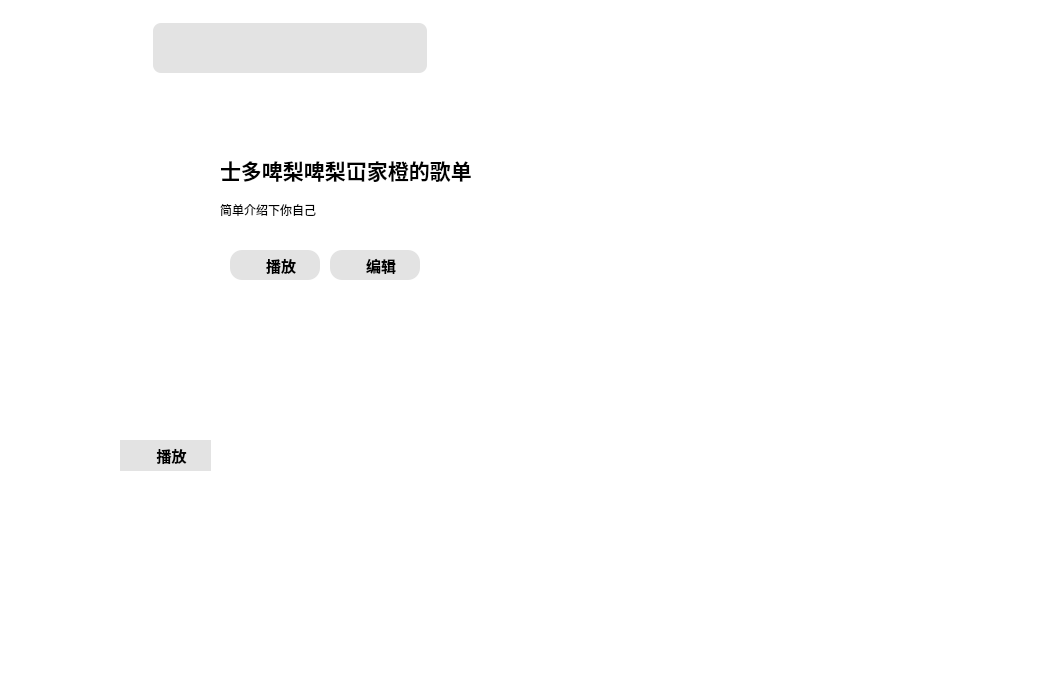
Key2209/LoMei_MusicPlayer, file music_widget.ui: the form before one commit.
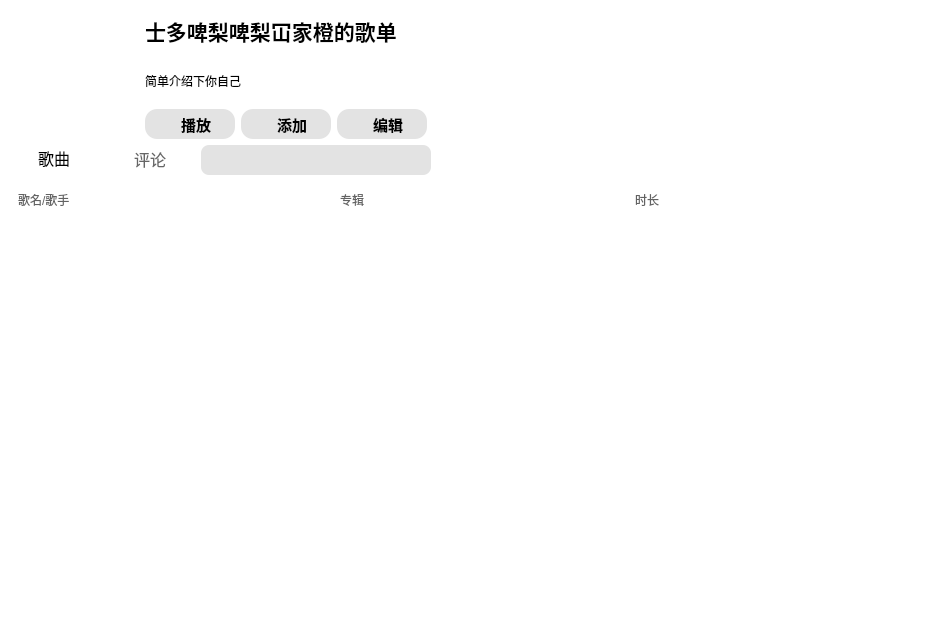
The form after the commit. Icons and pictures are not drawn.

Patch:
```diff
--- a/music_widget.ui
+++ b/music_widget.ui
@@ -6,8 +6,8 @@
    <rect>
     <x>0</x>
     <y>0</y>
-    <width>1046</width>
-    <height>699</height>
+    <width>941</width>
+    <height>618</height>
    </rect>
   </property>
   <property name="windowTitle">
@@ -17,82 +17,38 @@
    <string notr="true">border-radius:8px;
 background-color: rgb(255, 255, 255);</string>
   </property>
-  <widget class="QPushButton" name="pushButton_min_4">
-   <property name="geometry">
-    <rect>
-     <x>-501</x>
-     <y>429</y>
-     <width>30</width>
-     <height>30</height>
-    </rect>
+  <layout class="QGridLayout" name="gridLayout_4">
+   <property name="leftMargin">
+    <number>0</number>
    </property>
-   <property name="minimumSize">
-    <size>
-     <width>30</width>
-     <height>30</height>
-    </size>
+   <property name="topMargin">
+    <number>0</number>
    </property>
-   <property name="maximumSize">
-    <size>
-     <width>30</width>
-     <height>30</height>
-    </size>
+   <property name="rightMargin">
+    <number>0</number>
    </property>
-   <property name="styleSheet">
-    <string notr="true">/* 播放按钮 */
-QPushButton {
-    /* 替换 background-image */
-    border-image: url(:/player/images/player/Minimize.png); 
-    qproperty-cursor: pointinghand; /* 鼠标悬停变手掌 */
-    border: none; /* 确保没有边框，否则 border-image 可能会受到影响 */
-    background-color: transparent; /* 保持透明背景色 */
-}
-
-QPushButton:hover, 
-QPushButton:pressed {    
-border-image: url(:/player/images/player/Minimize1.png); 
-}</string>
+   <property name="bottomMargin">
+    <number>9</number>
    </property>
-   <property name="text">
-    <string/>
+   <property name="spacing">
+    <number>0</number>
    </property>
-  </widget>
+   <item row="0" column="0">
+    <layout class="QVBoxLayout" name="verticalLayout_2">
+     <item>
   <widget class="QStackedWidget" name="stackedWidget">
-   <property name="geometry">
-    <rect>
-     <x>50</x>
-     <y>110</y>
-     <width>931</width>
-     <height>561</height>
-    </rect>
+       <property name="styleSheet">
+        <string notr="true">boder:none;</string>
+       </property>
+       <property name="currentIndex">
+        <number>0</number>
    </property>
    <widget class="QWidget" name="page">
-    <widget class="QLabel" name="label">
-     <property name="geometry">
-      <rect>
-       <x>170</x>
-       <y>40</y>
-       <width>371</width>
-       <height>41</height>
-      </rect>
-     </property>
-     <property name="styleSheet">
-      <string notr="true">color: rgb(0, 0, 0);
-background: transparent;</string>
-     </property>
-     <property name="text">
-      <string>&lt;html&gt;&lt;head/&gt;&lt;body&gt;&lt;p&gt;&lt;span style=&quot; font-size:16pt; font-weight:700;&quot;&gt;士多啤梨啤梨冚家橙的歌单&lt;/span&gt;&lt;/p&gt;&lt;/body&gt;&lt;/html&gt;</string>
-     </property>
-    </widget>
+        <layout class="QGridLayout" name="gridLayout_3">
+         <item row="0" column="0">
+          <layout class="QHBoxLayout" name="horizontalLayout_6">
+           <item>
     <widget class="QLabel" name="label_songImage">
-     <property name="geometry">
-      <rect>
-       <x>30</x>
-       <y>40</y>
-       <width>130</width>
-       <height>130</height>
-      </rect>
-     </property>
      <property name="minimumSize">
       <size>
        <width>130</width>
@@ -119,15 +75,22 @@
       <bool>true</bool>
      </property>
     </widget>
-    <widget class="QLabel" name="label_2">
-     <property name="geometry">
-      <rect>
-       <x>170</x>
-       <y>80</y>
-       <width>371</width>
-       <height>41</height>
-      </rect>
-     </property>
+           </item>
+           <item>
+            <layout class="QVBoxLayout" name="verticalLayout">
+             <item>
+              <widget class="QLabel" name="label_Playlist">
+               <property name="styleSheet">
+                <string notr="true">color: rgb(0, 0, 0);
+background: transparent;</string>
+               </property>
+               <property name="text">
+                <string>&lt;html&gt;&lt;head/&gt;&lt;body&gt;&lt;p&gt;&lt;span style=&quot; font-size:16pt; font-weight:700;&quot;&gt;士多啤梨啤梨冚家橙的歌单&lt;/span&gt;&lt;/p&gt;&lt;/body&gt;&lt;/html&gt;</string>
+               </property>
+              </widget>
+             </item>
+             <item>
+              <widget class="QLabel" name="label_Introduction">
      <property name="styleSheet">
       <string notr="true">color: rgb(0, 0, 0);
 background: transparent;</string>
@@ -136,49 +99,11 @@
       <string>&lt;html&gt;&lt;head/&gt;&lt;body&gt;&lt;p&gt;简单介绍下你自己&lt;/p&gt;&lt;/body&gt;&lt;/html&gt;</string>
      </property>
     </widget>
-    <widget class="QPushButton" name="pushButton">
-     <property name="geometry">
-      <rect>
-       <x>70</x>
-       <y>330</y>
-       <width>91</width>
-       <height>31</height>
-      </rect>
-     </property>
-     <property name="styleSheet">
-      <string notr="true">QPushButton {
-    background-color: #E3E3E3;
-    color: black;
-    border-radius: 20px;
-    font-size: 15px;
-    font-weight: bold;
-    padding-left: 12px;
-}
-QPushButton:hover {
-    background-color: #18c054;
-}
-QPushButton:pressed {
-    background-color: #13a846;
-}
-</string>
-     </property>
-     <property name="text">
-      <string>播放</string>
-     </property>
-     <property name="icon">
-      <iconset resource="myResources.qrc">
-       <normaloff>:/player/images/player/play_button.png</normaloff>:/player/images/player/play_button.png</iconset>
-     </property>
-    </widget>
+             </item>
+             <item>
+              <layout class="QHBoxLayout" name="horizontalLayout_5">
+               <item>
     <widget class="QPushButton" name="pushButton_title_play">
-     <property name="geometry">
-      <rect>
-       <x>180</x>
-       <y>140</y>
-       <width>90</width>
-       <height>30</height>
-      </rect>
-     </property>
      <property name="minimumSize">
       <size>
        <width>90</width>
@@ -216,15 +141,49 @@
        <normaloff>:/player/images/player/play_button.png</normaloff>:/player/images/player/play_button.png</iconset>
      </property>
     </widget>
+               </item>
+               <item>
+                <widget class="QPushButton" name="pushButton_add">
+                 <property name="minimumSize">
+                  <size>
+                   <width>90</width>
+                   <height>30</height>
+                  </size>
+                 </property>
+                 <property name="maximumSize">
+                  <size>
+                   <width>90</width>
+                   <height>30</height>
+                  </size>
+                 </property>
+                 <property name="styleSheet">
+                  <string notr="true">QPushButton {
+    background-color: #E3E3E3;
+    color: black;
+    border-radius: 12px;
+    font-size: 15px;
+    font-weight: bold;
+    padding-left: 12px;
+}
+QPushButton:hover {
+    background-color: #D4D4D4;
+}
+QPushButton:pressed {
+    background-color: #D4D4D4;
+}
+</string>
+                 </property>
+                 <property name="text">
+                  <string>添加</string>
+                 </property>
+                 <property name="icon">
+                  <iconset resource="myResources.qrc">
+                   <normaloff>:/player/images/player/add_path.png</normaloff>:/player/images/player/add_path.png</iconset>
+                 </property>
+                </widget>
+               </item>
+               <item>
     <widget class="QPushButton" name="pushButton_edit">
-     <property name="geometry">
-      <rect>
-       <x>280</x>
-       <y>140</y>
-       <width>90</width>
-       <height>30</height>
-      </rect>
-     </property>
      <property name="minimumSize">
       <size>
        <width>90</width>
@@ -262,105 +221,117 @@
        <normaloff>:/player/images/player/edit_button1.png</normaloff>:/player/images/player/edit_button1.png</iconset>
      </property>
     </widget>
-   </widget>
-   <widget class="QWidget" name="page_2"/>
-  </widget>
-  <widget class="QWidget" name="">
-   <property name="geometry">
-    <rect>
-     <x>51</x>
-     <y>21</y>
-     <width>961</width>
-     <height>54</height>
-    </rect>
-   </property>
-   <layout class="QHBoxLayout" name="horizontalLayout_4">
+               </item>
+              </layout>
+             </item>
+            </layout>
+           </item>
+           <item>
+            <spacer name="horizontalSpacer_9">
+             <property name="orientation">
+              <enum>Qt::Orientation::Horizontal</enum>
+             </property>
+             <property name="sizeHint" stdset="0">
+              <size>
+               <width>40</width>
+               <height>20</height>
+              </size>
+             </property>
+            </spacer>
+           </item>
+          </layout>
+         </item>
+         <item row="1" column="0">
+          <layout class="QHBoxLayout" name="horizontalLayout_8">
     <item>
-     <layout class="QHBoxLayout" name="horizontalLayout_3">
-      <item>
-       <layout class="QHBoxLayout" name="horizontalLayout_2">
-        <item>
-         <widget class="QPushButton" name="pushButton_back">
+            <widget class="QPushButton" name="pushButton_title_songName">
           <property name="minimumSize">
            <size>
-            <width>45</width>
-            <height>45</height>
+               <width>90</width>
+               <height>30</height>
            </size>
           </property>
           <property name="maximumSize">
            <size>
-            <width>45</width>
-            <height>45</height>
+               <width>90</width>
+               <height>30</height>
            </size>
           </property>
           <property name="styleSheet">
-           <string notr="true">/* 播放按钮 */
-QPushButton {
-    /* 替换 background-image */
-    border-image: url(:/player/images/player/back.png); 
-    qproperty-cursor: pointinghand; /* 鼠标悬停变手掌 */
-    border: none; /* 确保没有边框，否则 border-image 可能会受到影响 */
-    background-color: transparent; /* 保持透明背景色 */
-}
+              <string notr="true">QPushButton {
+            border: none;
+			color:black;
+            background-color: transparent;
+            font-size: 16px;
+            padding-bottom: 4px; /* 为底线预留一点空间 */
+        }
+    QPushButton:hover {
+	color:#00CC65;
+        }
 
-QPushButton:hover, 
-QPushButton:pressed {    
-border-image: url(:/player/images/player/back1.png); 
-}</string>
+
+</string>
           </property>
           <property name="text">
-           <string/>
+              <string>歌曲</string>
           </property>
          </widget>
         </item>
         <item>
-         <widget class="QPushButton" name="pushButton_min_5">
+            <widget class="QPushButton" name="pushButton_title_comment">
           <property name="minimumSize">
            <size>
-            <width>45</width>
-            <height>45</height>
+               <width>90</width>
+               <height>30</height>
            </size>
           </property>
           <property name="maximumSize">
            <size>
-            <width>45</width>
-            <height>45</height>
+               <width>90</width>
+               <height>30</height>
            </size>
           </property>
           <property name="styleSheet">
-           <string notr="true">/* 播放按钮 */
+              <string notr="true">
+        QPushButton:hover {
+
+color:#00CC65;
+        }
+
 QPushButton {
-    /* 替换 background-image */
-    border-image: url(:/player/images/player/back.png); 
-    qproperty-cursor: pointinghand; /* 鼠标悬停变手掌 */
-    border: none; /* 确保没有边框，否则 border-image 可能会受到影响 */
-    background-color: transparent; /* 保持透明背景色 */
+    border: none;
+    background-color: transparent;
+    font-size: 16px;
+    color: #666;
+    padding: 4px 12px 6px 12px; /* 左右 padding 增大，线会看起来短 */
 }
 
-QPushButton:hover, 
-QPushButton:pressed {    
-border-image: url(:/player/images/player/back1.png); 
+QPushButton:checked {
+    color: rgb(0,180,90);
+    font-weight: bold;
+    border-bottom: 2px solid rgb(0,180,90);
+    padding: 4px 12px 4px 12px;
 }</string>
           </property>
           <property name="text">
-           <string/>
+              <string>评论</string>
           </property>
          </widget>
         </item>
-       </layout>
-      </item>
       <item>
-       <widget class="QLineEdit" name="lineEdit">
+            <layout class="QHBoxLayout" name="horizontalLayout_7">
+             <item>
+              <widget class="QLineEdit" name="lineEdit_search">
         <property name="minimumSize">
          <size>
           <width>0</width>
-          <height>50</height>
+                 <height>30</height>
          </size>
         </property>
         <property name="maximumSize">
          <size>
-          <width>16777215</width>
-          <height>50</height>
+                 <width>230</width>
+                 <height>30</height>
          </size>
         </property>
         <property name="styleSheet">
@@ -371,43 +342,43 @@
        </widget>
       </item>
       <item>
-       <widget class="QPushButton" name="pushButton_min_6">
-        <property name="minimumSize">
-         <size>
-          <width>45</width>
-          <height>45</height>
-         </size>
-        </property>
-        <property name="maximumSize">
+              <spacer name="horizontalSpacer_5">
+               <property name="orientation">
+                <enum>Qt::Orientation::Horizontal</enum>
+               </property>
+               <property name="sizeHint" stdset="0">
          <size>
-          <width>45</width>
-          <height>45</height>
-         </size>
-        </property>
+                 <width>40</width>
+                 <height>20</height>
+                </size>
+               </property>
+              </spacer>
+             </item>
+            </layout>
+           </item>
+          </layout>
+         </item>
+         <item row="2" column="0">
+          <widget class="QStackedWidget" name="stackedWidget_song_comment">
+           <widget class="QWidget" name="song">
+            <layout class="QGridLayout" name="gridLayout">
+             <item row="0" column="0">
+              <layout class="QVBoxLayout" name="verticalLayout_4">
+               <item>
+                <layout class="QHBoxLayout" name="horizontalLayout_10">
+                 <item>
+                  <widget class="QLabel" name="label_Introduction_2">
         <property name="styleSheet">
-         <string notr="true">/* 播放按钮 */
-QPushButton {
-    /* 替换 background-image */
-    border-image: url(:/player/images/player/listen.png); 
-    qproperty-cursor: pointinghand; /* 鼠标悬停变手掌 */
-    border: none; /* 确保没有边框，否则 border-image 可能会受到影响 */
-    background-color: transparent; /* 保持透明背景色 */
-}
-
-QPushButton:hover, 
-QPushButton:pressed {    
-border-image: url(:/player/images/player/listen1.png); 
-}</string>
+                    <string notr="true">color: #626262;
+background: transparent;</string>
         </property>
         <property name="text">
-         <string/>
+                    <string>&lt;html&gt;&lt;head/&gt;&lt;body&gt;&lt;p&gt;歌名/歌手&lt;/p&gt;&lt;/body&gt;&lt;/html&gt;</string>
         </property>
        </widget>
       </item>
-     </layout>
-    </item>
     <item>
-     <spacer name="horizontalSpacer">
+                  <spacer name="horizontalSpacer_2">
       <property name="orientation">
        <enum>Qt::Orientation::Horizontal</enum>
       </property>
@@ -420,113 +391,73 @@
      </spacer>
     </item>
     <item>
-     <layout class="QHBoxLayout" name="horizontalLayout">
-      <item>
-       <widget class="QPushButton" name="pushButton_min">
-        <property name="minimumSize">
-         <size>
-          <width>30</width>
-          <height>30</height>
-         </size>
-        </property>
-        <property name="maximumSize">
-         <size>
-          <width>30</width>
-          <height>30</height>
-         </size>
-        </property>
+                  <widget class="QLabel" name="label_Introduction_3">
         <property name="styleSheet">
-         <string notr="true">/* 播放按钮 */
-QPushButton {
-    /* 替换 background-image */
-    border-image: url(:/player/images/player/Minimize.png); 
-    qproperty-cursor: pointinghand; /* 鼠标悬停变手掌 */
-    border: none; /* 确保没有边框，否则 border-image 可能会受到影响 */
-    background-color: transparent; /* 保持透明背景色 */
-}
-
-QPushButton:hover, 
-QPushButton:pressed {    
-border-image: url(:/player/images/player/Minimize1.png); 
-}</string>
+                    <string notr="true">color: #626262;
+background: transparent;</string>
         </property>
         <property name="text">
-         <string/>
+                    <string>&lt;html&gt;&lt;head/&gt;&lt;body&gt;&lt;p&gt;专辑&lt;/p&gt;&lt;/body&gt;&lt;/html&gt;</string>
         </property>
        </widget>
       </item>
       <item>
-       <widget class="QPushButton" name="pushButton_max">
-        <property name="minimumSize">
-         <size>
-          <width>30</width>
-          <height>30</height>
-         </size>
-        </property>
-        <property name="maximumSize">
+                  <spacer name="horizontalSpacer_3">
+                   <property name="orientation">
+                    <enum>Qt::Orientation::Horizontal</enum>
+                   </property>
+                   <property name="sizeHint" stdset="0">
          <size>
-          <width>30</width>
-          <height>30</height>
-         </size>
-        </property>
+                     <width>40</width>
+                     <height>20</height>
+                    </size>
+                   </property>
+                  </spacer>
+                 </item>
+                 <item>
+                  <widget class="QLabel" name="label_Introduction_4">
         <property name="styleSheet">
-         <string notr="true">/* 播放按钮 */
-QPushButton {
-    /* 替换 background-image */
-    border-image: url(:/player/images/player/Maximize1.png); 
-    qproperty-cursor: pointinghand; /* 鼠标悬停变手掌 */
-    border: none; /* 确保没有边框，否则 border-image 可能会受到影响 */
-    background-color: transparent; /* 保持透明背景色 */
-}
-
-QPushButton:hover, 
-QPushButton:pressed {    
-border-image: url(:/player/images/player/Maximize2.png); 
-}</string>
+                    <string notr="true">color: #626262;
+background: transparent;</string>
         </property>
         <property name="text">
-         <string/>
+                    <string>&lt;html&gt;&lt;head/&gt;&lt;body&gt;&lt;p&gt;时长&lt;/p&gt;&lt;/body&gt;&lt;/html&gt;</string>
         </property>
        </widget>
       </item>
       <item>
-       <widget class="QPushButton" name="pushButton_close">
-        <property name="minimumSize">
-         <size>
-          <width>30</width>
-          <height>30</height>
-         </size>
-        </property>
-        <property name="maximumSize">
+                  <spacer name="horizontalSpacer_4">
+                   <property name="orientation">
+                    <enum>Qt::Orientation::Horizontal</enum>
+                   </property>
+                   <property name="sizeHint" stdset="0">
          <size>
-          <width>30</width>
-          <height>30</height>
-         </size>
-        </property>
-        <property name="styleSheet">
-         <string notr="true">/* 播放按钮 */
-QPushButton {
-    /* 替换 background-image */
-    border-image: url(:/player/images/player/Shut_down.png); 
-    qproperty-cursor: pointinghand; /* 鼠标悬停变手掌 */
-    border: none; /* 确保没有边框，否则 border-image 可能会受到影响 */
-    background-color: transparent; /* 保持透明背景色 */
-}
-
-QPushButton:hover, 
-QPushButton:pressed {    
-border-image: url(:/player/images/player/Shut_down1.png); 
-}</string>
-        </property>
-        <property name="text">
-         <string/>
-        </property>
-       </widget>
+                     <width>40</width>
+                     <height>20</height>
+                    </size>
+                   </property>
+                  </spacer>
       </item>
      </layout>
     </item>
-   </layout>
-  </widget>
+               <item>
+                <widget class="QListWidget" name="listWidget"/>
+               </item>
+              </layout>
+             </item>
+            </layout>
+           </widget>
+           <widget class="QWidget" name="comment"/>
+          </widget>
+         </item>
+        </layout>
+       </widget>
+       <widget class="QWidget" name="page_2"/>
+      </widget>
+     </item>
+    </layout>
+   </item>
+  </layout>
  </widget>
  <resources>
   <include location="myResources.qrc"/>
```
Lines whose indentation alone changed are shown as unchanged.
